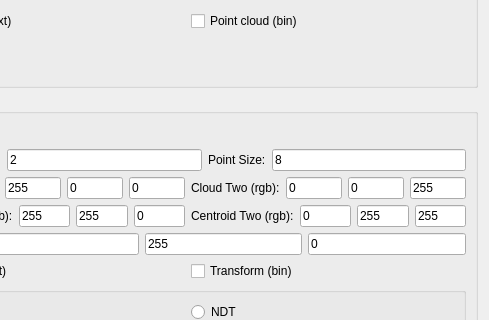
Before: the Qt Designer form src/PointCloudProcessingFrontend/Widgets/Ponnector/ponnector_settings.ui in ALEXJAZZ008008/PointCloudProcessing, drawn with Qt 5; both pictures show x 114 to 603 and y 230 to 550 of the 603 by 998 pixel window.
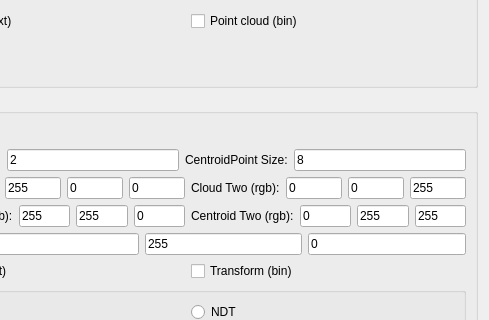
After: the same form once the commit is applied. Icons and pictures are not drawn.

Commit message: added very naive signal extraction

```diff
--- a/src/PointCloudProcessingFrontend/Widgets/Ponnector/ponnector_settings.ui
+++ b/src/PointCloudProcessingFrontend/Widgets/Ponnector/ponnector_settings.ui
@@ -518,7 +518,7 @@
           <item>
            <widget class="QLabel" name="label_15">
             <property name="text">
-             <string>Point Size:</string>
+             <string>CentroidPoint Size:</string>
             </property>
            </widget>
           </item>
```
The commit also changes 2 other files.
